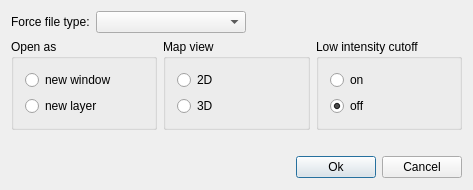
First picture: the form in source/VISUAL/DIALOGS/TOPPViewOpenDialog.ui, repository hroest/flaming-archer, before the edit.
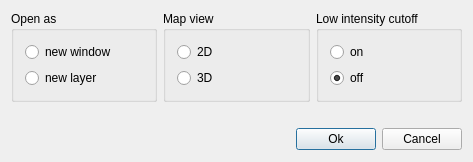
Second picture: the form after the edit.

Commit message: TOPPView: Removed option to force file type (preparation for new data opening options)

What changed in the file:
```diff
--- a/source/VISUAL/DIALOGS/TOPPViewOpenDialog.ui
+++ b/source/VISUAL/DIALOGS/TOPPViewOpenDialog.ui
@@ -9,7 +9,7 @@
     <x>0</x>
     <y>0</y>
     <width>469</width>
-    <height>180</height>
+    <height>149</height>
    </rect>
   </property>
   <property name="windowTitle" >
@@ -18,41 +18,8 @@
   <property name="modal" >
    <bool>true</bool>
   </property>
-  <layout class="QGridLayout" >
-   <item row="0" column="0" >
-    <widget class="QLabel" name="textLabel1_3" >
-     <property name="text" >
-      <string>Force file type:</string>
-     </property>
-     <property name="wordWrap" >
-      <bool>false</bool>
-     </property>
-    </widget>
-   </item>
-   <item row="0" column="1" >
-    <widget class="QComboBox" name="force_" >
-     <property name="minimumSize" >
-      <size>
-       <width>150</width>
-       <height>0</height>
-      </size>
-     </property>
-    </widget>
-   </item>
-   <item row="0" column="2" >
-    <spacer>
-     <property name="orientation" >
-      <enum>Qt::Horizontal</enum>
-     </property>
-     <property name="sizeHint" >
-      <size>
-       <width>201</width>
-       <height>20</height>
-      </size>
-     </property>
-    </spacer>
-   </item>
-   <item row="1" column="0" colspan="3" >
+  <layout class="QVBoxLayout" >
+   <item>
     <layout class="QHBoxLayout" >
      <item>
       <widget class="QGroupBox" name="groupBox" >
@@ -137,7 +104,7 @@
      </item>
     </layout>
    </item>
-   <item row="2" column="0" colspan="3" >
+   <item>
     <spacer>
      <property name="orientation" >
       <enum>Qt::Vertical</enum>
@@ -153,7 +120,7 @@
      </property>
     </spacer>
    </item>
-   <item row="3" column="0" colspan="3" >
+   <item>
     <layout class="QHBoxLayout" >
      <item>
       <spacer>
```
Left out of the diff: 1 changed line with no effect on the pictures. The commit also changes 4 other files.
